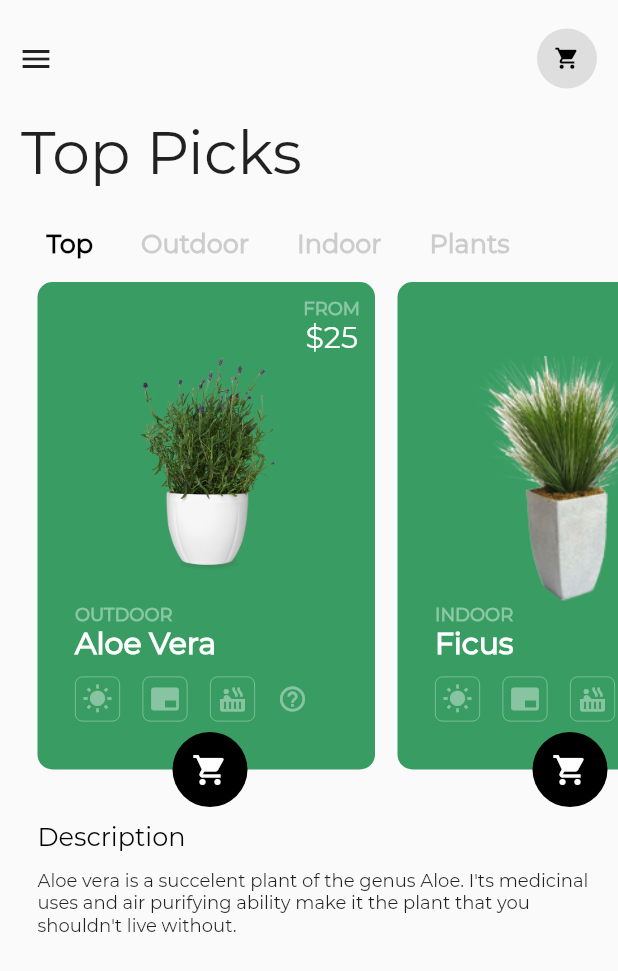
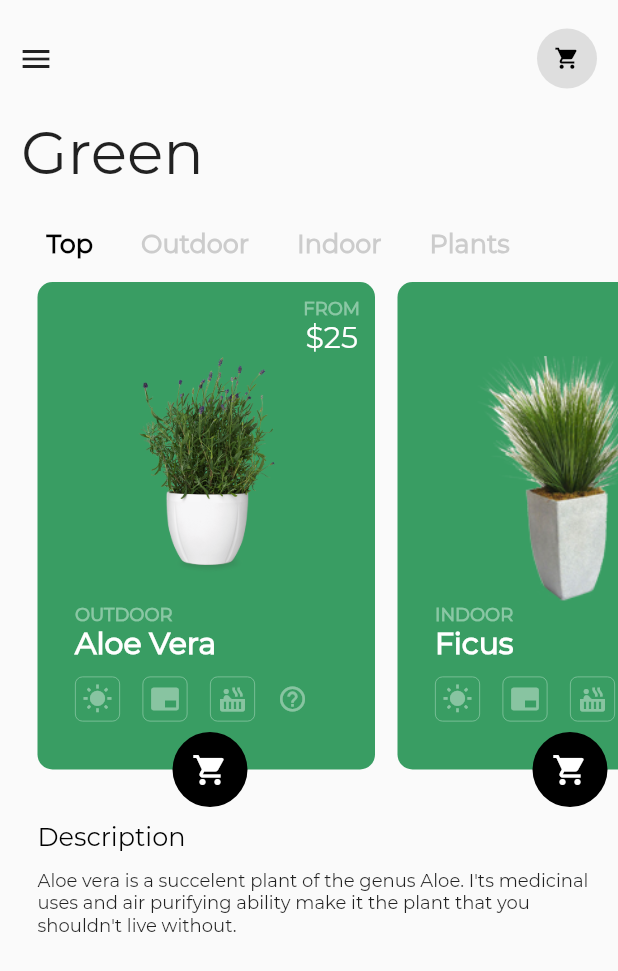
Before and after one commit to Edivri/aloeVUI, a Flutter app: the screen it shows after launch, on a phone screen of 412 x 824 dp. Shown: the top 971 px of the screen. Run offline on Flutter 3.47's test engine with Material 2 defaults, Android fonts, the phone set to English and light mode, and no system bars; project files that could hold a hidden picture were left out.

Commit message:
Initial Commit

```diff
--- a/lib/main.dart
+++ b/lib/main.dart
@@ -58,7 +58,7 @@ class _MyHomePageState extends State<MyHomePage>
         Padding(
           padding: const EdgeInsets.all(14.0),
           child: Text(
-            'Top Picks',
+            'Green',
             style: TextStyle(
                 fontFamily: 'Montserrat',
                 fontSize: 40.0,
--- a/lib/plantslist.dart
+++ b/lib/plantslist.dart
@@ -11,8 +11,8 @@ class _PlantListState extends State<PlantList> {
 
   List allDescriptions = [
     'Aloe vera is a succelent plant of the genus Aloe. I\'ts medicinal uses and air purifying ability make it the plant that you shouldn\'t live without.',
-    'Some other description',
-    'Third description'
+    'Aloe is widely distributed, and is considered an invasive species in many world regions.',
+    'An evergreen perennial, it originates from the Arabian Peninsula, but grows wild in tropical, semi-tropical, and arid climates around the world.'
   ];
 
   String description;
```
Also changed, not shown: 4 other files.
